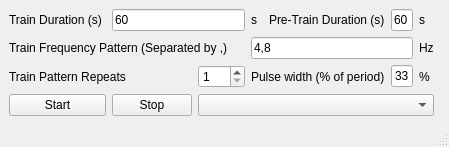
Qt form ardu_window.ui (researchgrant/ardustim) before a commit.
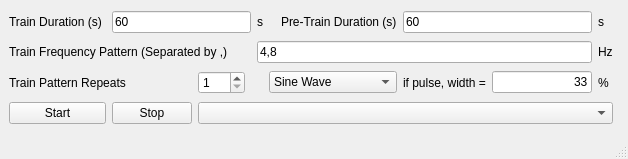
The same form after that commit.

Patch:
```diff
--- a/ardu_window.ui
+++ b/ardu_window.ui
@@ -6,8 +6,8 @@
    <rect>
     <x>0</x>
     <y>0</y>
-    <width>336</width>
-    <height>136</height>
+    <width>582</width>
+    <height>159</height>
    </rect>
   </property>
   <property name="windowTitle">
@@ -15,6 +15,58 @@
   </property>
   <widget class="QWidget" name="centralwidget">
    <layout class="QGridLayout" name="gridLayout">
+    <item row="0" column="10" colspan="2">
+     <widget class="QLabel" name="label_9">
+      <property name="text">
+       <string>s</string>
+      </property>
+     </widget>
+    </item>
+    <item row="2" column="10">
+     <widget class="QLabel" name="label_6">
+      <property name="text">
+       <string>%</string>
+      </property>
+     </widget>
+    </item>
+    <item row="3" column="1">
+     <widget class="QPushButton" name="stopButton">
+      <property name="text">
+       <string>Stop</string>
+      </property>
+     </widget>
+    </item>
+    <item row="2" column="0" colspan="2">
+     <widget class="QLabel" name="label_4">
+      <property name="text">
+       <string>Train Pattern Repeats</string>
+      </property>
+     </widget>
+    </item>
+    <item row="1" column="0" colspan="3">
+     <widget class="QLabel" name="label_3">
+      <property name="text">
+       <string>Train Frequency Pattern (Separated by ,)</string>
+      </property>
+     </widget>
+    </item>
+    <item row="1" column="10">
+     <widget class="QLabel" name="label_7">
+      <property name="text">
+       <string>Hz</string>
+      </property>
+     </widget>
+    </item>
+    <item row="3" column="2" colspan="9">
+     <widget class="QComboBox" name="portBox"/>
+    </item>
+    <item row="3" column="0">
+     <widget class="QPushButton" name="startButton">
+      <property name="text">
+       <string>Start</string>
+      </property>
+     </widget>
+    </item>
     <item row="0" column="0">
      <widget class="QLabel" name="label">
       <property name="text">
@@ -32,22 +84,41 @@
       </property>
      </widget>
     </item>
-    <item row="2" column="3" colspan="2">
-     <widget class="QLabel" name="label_5">
-      <property name="text">
-       <string>Pulse width (% of period)</string>
-      </property>
-     </widget>
-    </item>
     <item row="0" column="4">
+     <widget class="QLabel" name="label_8">
+      <property name="text">
+       <string>s</string>
+      </property>
+     </widget>
+    </item>
+    <item row="0" column="1" colspan="3">
+     <widget class="QLineEdit" name="trainDurEdit">
+      <property name="text">
+       <string>60</string>
+      </property>
+     </widget>
+    </item>
+    <item row="0" column="7">
      <widget class="QLabel" name="label_2">
       <property name="text">
        <string>Pre-Train Duration (s)</string>
       </property>
      </widget>
     </item>
-    <item row="2" column="5">
+    <item row="2" column="9">
      <widget class="QLineEdit" name="pulseWidthEdit">
+      <property name="sizePolicy">
+       <sizepolicy hsizetype="Fixed" vsizetype="Fixed">
+        <horstretch>0</horstretch>
+        <verstretch>0</verstretch>
+       </sizepolicy>
+      </property>
+      <property name="maximumSize">
+       <size>
+        <width>100</width>
+        <height>16777215</height>
+       </size>
+      </property>
       <property name="text">
        <string>33</string>
       </property>
@@ -56,86 +127,41 @@
       </property>
      </widget>
     </item>
-    <item row="1" column="0" colspan="3">
-     <widget class="QLabel" name="label_3">
-      <property name="text">
-       <string>Train Frequency Pattern (Separated by ,)</string>
-      </property>
-     </widget>
-    </item>
-    <item row="2" column="0" colspan="2">
-     <widget class="QLabel" name="label_4">
-      <property name="text">
-       <string>Train Pattern Repeats</string>
-      </property>
-     </widget>
-    </item>
-    <item row="2" column="6">
-     <widget class="QLabel" name="label_6">
-      <property name="text">
-       <string>%</string>
-      </property>
-     </widget>
-    </item>
-    <item row="3" column="1">
-     <widget class="QPushButton" name="stopButton">
-      <property name="text">
-       <string>Stop</string>
-      </property>
-     </widget>
-    </item>
-    <item row="1" column="3" colspan="3">
+    <item row="1" column="4" colspan="6">
      <widget class="QLineEdit" name="freqPatternEdit">
       <property name="text">
        <string>4,8</string>
       </property>
      </widget>
     </item>
-    <item row="0" column="3">
-     <widget class="QLabel" name="label_8">
-      <property name="text">
-       <string>s</string>
-      </property>
-     </widget>
-    </item>
-    <item row="1" column="6">
-     <widget class="QLabel" name="label_7">
-      <property name="text">
-       <string>Hz</string>
-      </property>
-     </widget>
-    </item>
-    <item row="0" column="1" colspan="2">
-     <widget class="QLineEdit" name="trainDurEdit">
-      <property name="text">
-       <string>60</string>
-      </property>
-     </widget>
-    </item>
-    <item row="3" column="2" colspan="5">
-     <widget class="QComboBox" name="portBox"/>
-    </item>
-    <item row="3" column="0">
-     <widget class="QPushButton" name="startButton">
-      <property name="text">
-       <string>Start</string>
-      </property>
-     </widget>
-    </item>
-    <item row="0" column="5">
+    <item row="0" column="8" colspan="2">
      <widget class="QLineEdit" name="pretrainDurEdit">
       <property name="text">
        <string>60</string>
       </property>
      </widget>
     </item>
-    <item row="0" column="6" colspan="2">
-     <widget class="QLabel" name="label_9">
+    <item row="2" column="8">
+     <widget class="QLabel" name="label_5">
       <property name="text">
-       <string>s</string>
+       <string>if pulse, width =</string>
       </property>
      </widget>
     </item>
+    <item row="2" column="5" colspan="3">
+     <widget class="QComboBox" name="waveShapeBox">
+      <item>
+       <property name="text">
+        <string>Sine Wave</string>
+       </property>
+      </item>
+      <item>
+       <property name="text">
+        <string>Square Pulse</string>
+       </property>
+      </item>
+     </widget>
+    </item>
    </layout>
   </widget>
   <widget class="QMenuBar" name="menubar">
```
Left out of the diff: 4 changed lines with no effect on the pictures.
